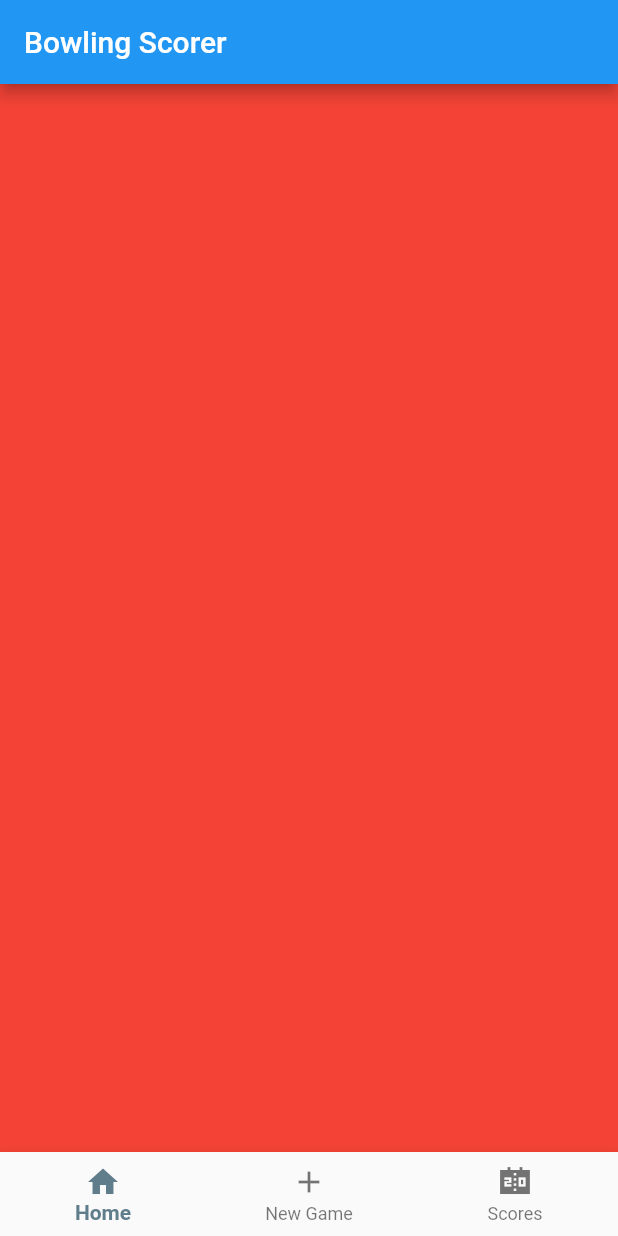
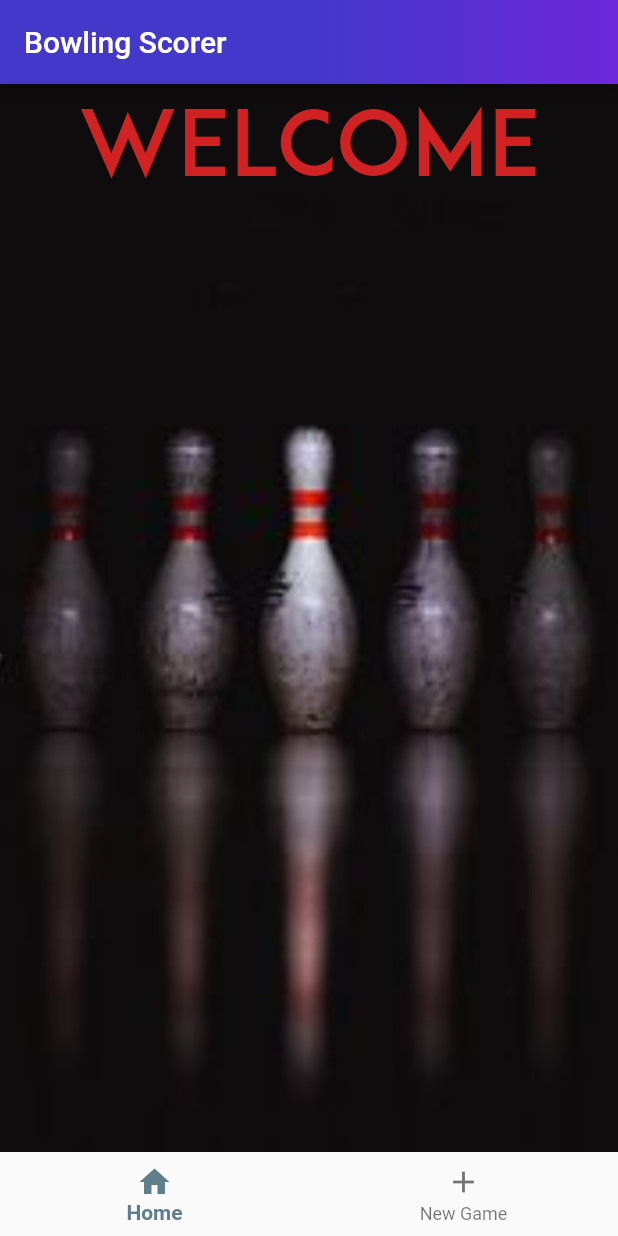
Before and after one commit to Technosword/bowling_app, a Flutter app: the screen it shows after launch, on a phone screen of 412 x 824 dp. Run offline on Flutter 3.47's test engine with Material 2 defaults, Android fonts, the phone set to English and light mode, and no system bars.

Commit message:
Final version

```diff
--- a/lib/home.dart
+++ b/lib/home.dart
@@ -26,15 +26,27 @@ class _HomeScreenState extends State<HomeScreen> {
   @override
   Widget build(BuildContext context) {
     return Scaffold(
-      appBar: AppBar(
-        title: const Text('Bowling Scorer'),
-      ),
+      appBar: GradientAppBarFb1(),
       body: PageView(
         controller: pageController,
         children: [
-          Container(color: Colors.red),
+          BackgroundImageFb1(
+            child: Container(
+              padding: const EdgeInsets.only(top: 16.0),
+              child: Row(
+                crossAxisAlignment: CrossAxisAlignment.stretch,
+                mainAxisAlignment: MainAxisAlignment.center,
+                children: const <Widget>[
+                  Text('Welcome',
+                      style: TextStyle(
+                          fontSize: 60.0,
+                          fontFamily: 'CGPRO',
+                          color: Color.fromARGB(255, 208, 34, 34))),
+                ],
+              ),
+            ),
+          ),
           const ScoreCard(),
-          Container(color: Colors.green),
         ],
       ),
       bottomNavigationBar: BottomNavigationBar(
@@ -50,13 +62,61 @@ class _HomeScreenState extends State<HomeScreen> {
               icon: Icon(Icons.add_sharp),
               label: 'New Game',
             ),
-            BottomNavigationBarItem(
-              icon: Icon(Icons.scoreboard_sharp),
-              label: 'Scores',
-            ),
           ],
           currentIndex: selectedIndex,
           onTap: onTapped),
     );
   }
 }
+
+class BackgroundImageFb1 extends StatelessWidget {
+  final Widget child;
+  const BackgroundImageFb1({required this.child, Key? key}) : super(key: key);
+
+  @override
+  Widget build(BuildContext context) {
+    return Container(
+      // Place as the child widget of a scaffold
+      width: double.infinity,
+      height: double.infinity,
+      decoration: const BoxDecoration(
+        image: DecorationImage(
+          image: AssetImage('assets/bowling_background.jpeg'),
+          fit: BoxFit.cover,
+        ),
+      ),
+      child: child,
+    );
+  }
+}
+
+class GradientAppBarFb1 extends StatelessWidget with PreferredSizeWidget {
+  @override
+  final Size preferredSize;
+
+  GradientAppBarFb1({Key? key})
+      : preferredSize = const Size.fromHeight(56.0),
+        super(key: key);
+  @override
+  Widget build(BuildContext context) {
+    const primaryColor = Color(0xff4338CA);
+    const secondaryColor = Color(0xff6D28D9);
+    const accentColor = Color(0xffffffff);
+    const backgroundColor = Color(0xffffffff);
+    const errorColor = Color(0xffEF4444);
+
+    return AppBar(
+      title:
+          const Text("Bowling Scorer", style: TextStyle(color: Colors.white)),
+      backgroundColor: primaryColor,
+      flexibleSpace: Container(
+        decoration: const BoxDecoration(
+          gradient: LinearGradient(
+            colors: [primaryColor, secondaryColor],
+            stops: [0.5, 1.0],
+          ),
+        ),
+      ),
+    );
+  }
+}
```
Also changed, not shown: lib/main.dart (+0 -40 lines), lib/scorecard.dart (+6 -1 lines), pubspec.yaml (+7 -3 lines), assets/bowling_background.jpeg (added), fonts/CGPRO.otf (added), 3 other files.
